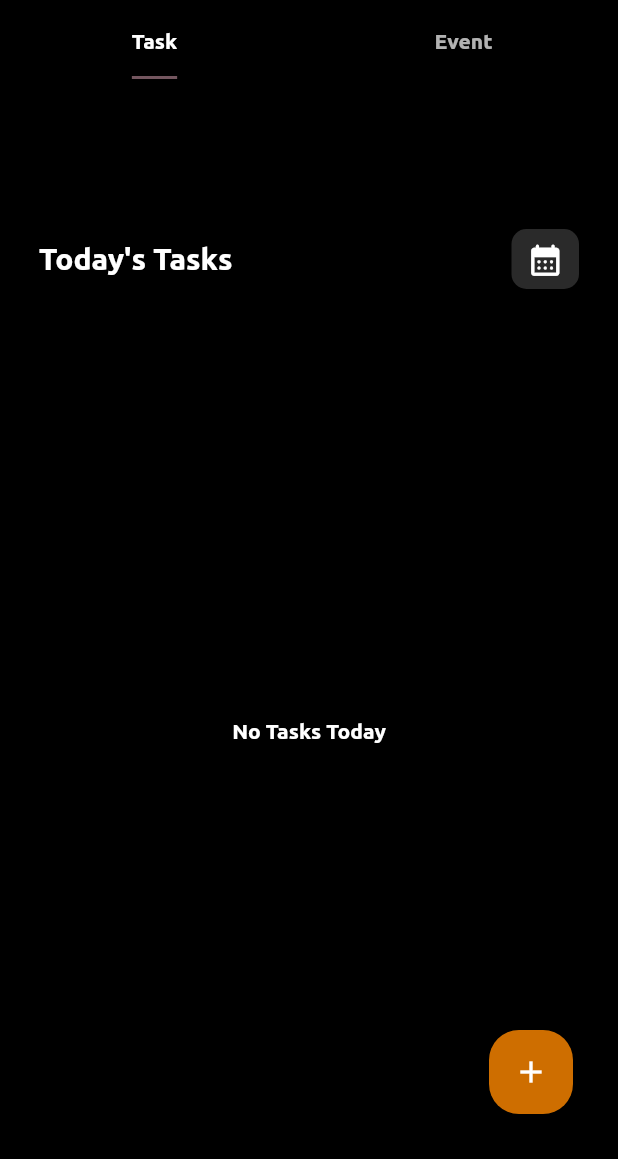
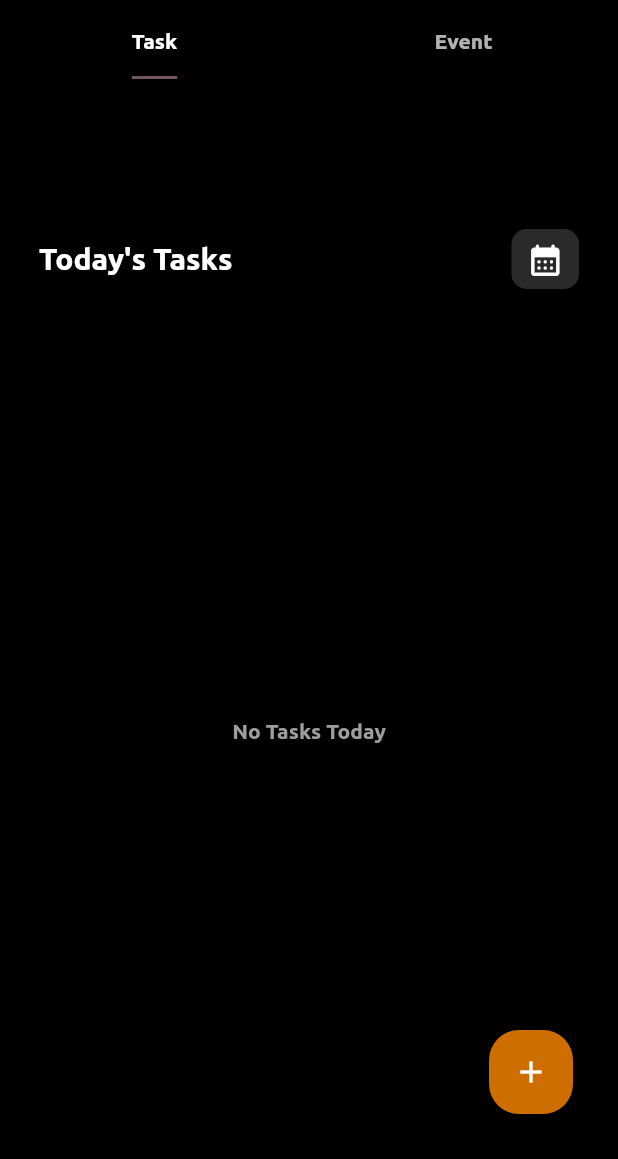
Before and after one commit to InShad7/Just-Do-It., a Flutter app: the screen it shows after launch, on a phone screen of 412 x 824 dp, the part 77-1236 px from its top. Run offline on Flutter 3.47's test engine with Material 2 defaults, Android fonts, the phone set to English and light mode, and no system bars; drawn by our look-alikes of flutter_speed_dial; our stand-ins replace awesome_notifications, flutter_markdown, flutter_slidable, fluttertoast, full_screen_image_null_safe, hive and 5 more; accounts and stored records are empty; project files that could hold a hidden picture were left out.

Commit message:
color bugs fixed

```diff
--- a/lib/widgets/eventList.dart
+++ b/lib/widgets/eventList.dart
@@ -193,7 +193,7 @@ class EventList extends StatelessWidget {
             : const Center(
                 child: Text(
                   'No Events Today',
-                  style: TextStyle(color: Colors.white),
+                  style: TextStyle(color: Colors.grey),
                 ),
               );
       },
--- a/lib/widgets/taskList.dart
+++ b/lib/widgets/taskList.dart
@@ -199,7 +199,7 @@ class TaskList extends StatelessWidget {
             : const Center(
                 child: Text(
                   'No Tasks Today',
-                  style: TextStyle(color: Colors.white),
+                  style: TextStyle(color: Colors.grey),
                 ),
               );
       },
--- a/pubspec.yaml
+++ b/pubspec.yaml
@@ -17,7 +17,7 @@ publish_to: 'none' # Remove this line if you wish to publish to pub.dev
 # https://developer.apple.com/library/archive/documentation/General/Reference/InfoPlistKeyReference/Articles/CoreFoundationKeys.html
 # In Windows, build-name is used as the major, minor, and patch parts
 # of the product and file versions while build-number is used as the build suffix.
-version: 1.0.0+1
+version: 1.0.0+2
 
 environment:
   sdk: '>=2.18.4 <3.0.0'
```
